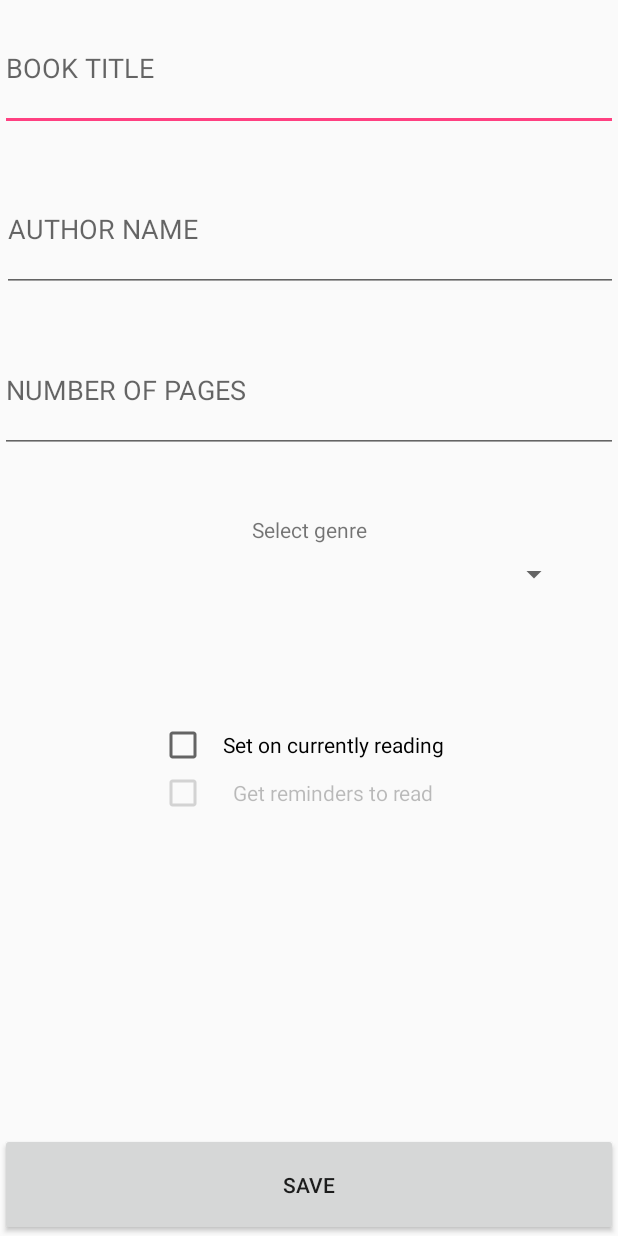
After one commit to mirzakrzic/ReadingTracker, an Android app: the AddNewBookActivity screen opened directly, with no data from a screen before it, on a phone screen of 412 x 824 dp. The commit adds this screen. Run offline under Robolectric (Android 15) with nearby library versions, the phone set to English and light mode, and no system bars.

Commit message:
notification settings fully implemented

```diff
--- /dev/null
+++ b/app/src/main/java/com/readingtrackerapp/activities/AddNewBookActivity.java
@@ -0,0 +1,210 @@
+package com.readingtrackerapp.activities;
+
+import android.app.AlarmManager;
+import android.app.TimePickerDialog;
+import android.database.Cursor;
+import android.os.Bundle;
+import android.support.annotation.Nullable;
+import android.support.design.widget.Snackbar;
+import android.support.v7.app.AppCompatActivity;
+import android.text.Layout;
+import android.view.View;
+import android.widget.AdapterView;
+import android.widget.CheckBox;
+import android.widget.CompoundButton;
+import android.widget.EditText;
+import android.widget.LinearLayout;
+import android.widget.SimpleCursorAdapter;
+import android.widget.Spinner;
+import android.widget.TimePicker;
+import android.widget.Toast;
+import android.widget.Toolbar;
+
+import com.readingtrackerapp.R;
+import com.readingtrackerapp.alarmManager.MyAlarmManager;
+import com.readingtrackerapp.database.DBContractClass;
+import com.readingtrackerapp.database.DBHandler;
+import com.readingtrackerapp.database.DBContractClass.*;
+import com.readingtrackerapp.helper.CalendarHelper;
+
+import java.util.Calendar;
+
+/**
+ * Created by Anes on 3/29/2018.
+ */
+
+public class AddNewBookActivity extends AppCompatActivity {
+
+    EditText title,author,numberOfPages,notifTime;
+    Spinner genreSpinner;
+    CheckBox getNotificationsCheckBox, setCurrentlyOnReadingCheckBox;
+    LinearLayout notificationLayout;
+    DBHandler dbHandler;
+    Calendar calendar;
+    int genreId;
+    MyAlarmManager alarmManager;
+
+    // thread fot waiting until snackbar is active
+    Thread thread = new Thread(){
+        @Override
+        public void run() {
+            try {
+                Thread.sleep(1000); // As I am using LENGTH_LONG in SnackBar
+                AddNewBookActivity.this.finish();
+            } catch (Exception e) {
+                e.printStackTrace();
+            }
+        }
+    };
+
+    @Override
+    protected void onCreate(@Nullable Bundle savedInstanceState) {
+        super.onCreate(savedInstanceState);
+        setContentView(R.layout.add_new_book_layout);
+
+        // dbHandler instance, IMPORTANT: close db in onDestroy method
+        dbHandler=new DBHandler(getApplicationContext());
+
+        // alarm manager instance
+        alarmManager=new MyAlarmManager(getApplicationContext());
+
+        // setting all views to starting point
+        setViews();
+        setCheckbox();
+        setSpinner();
+
+    }
+
+    private void setViews() {
+
+        title=(EditText)findViewById(R.id.title);
+        author=(EditText)findViewById(R.id.author);
+        numberOfPages=(EditText)findViewById(R.id.numberOfPages);
+        notifTime=(EditText)findViewById(R.id.notificationTime);
+        notificationLayout=(LinearLayout) findViewById(R.id.notifLayout);
+
+        // setting notification time to invisible
+        notificationLayout.setVisibility(View.INVISIBLE);
+
+    }
+
+    private void setCheckbox() {
+
+        setCurrentlyOnReadingCheckBox=(CheckBox)findViewById(R.id.currentlyOnReadingCB);
+        getNotificationsCheckBox=(CheckBox)findViewById(R.id.getNotificationsCB);
+
+        // if checkbox for setting boog on currently reading list is checked, enable checkbox for getting notifications
+        setCurrentlyOnReadingCheckBox.setOnCheckedChangeListener(new CompoundButton.OnCheckedChangeListener() {
+            @Override
+            public void onCheckedChanged(CompoundButton compoundButton, boolean b) {
+                getNotificationsCheckBox.setEnabled(b);
+                if(!b)
+                    getNotificationsCheckBox.setChecked(false);
+            }
+        });
+
+        // if checkbox for getting notifications is checked, show time picker for setting time for notification
+        getNotificationsCheckBox.setOnCheckedChangeListener(new CompoundButton.OnCheckedChangeListener() {
+            @Override
+            public void onCheckedChanged(CompoundButton compoundButton, boolean b) {
+                notificationLayout.setVisibility(b?View.VISIBLE:View.INVISIBLE);
+
+                if(b){
+
+                    calendar=Calendar.getInstance();
+
+                    int hour = calendar.get(Calendar.HOUR_OF_DAY);
+                    int minute = calendar.get(Calendar.MINUTE);
+
+                    TimePickerDialog mTimePicker;
+                    mTimePicker = new TimePickerDialog(AddNewBookActivity.this, new TimePickerDialog.OnTimeSetListener() {
+                        @Override
+                        public void onTimeSet(TimePicker timePicker, int selectedHour, int selectedMinute) {
+                            notifTime.setText( selectedHour + ":" + selectedMinute);
+
+                            calendar.set(Calendar.HOUR_OF_DAY,selectedHour);
+                            calendar.set(Calendar.MINUTE,selectedMinute);
+
+                        }
+                    }, hour, minute, true);//Yes 24 hour time
+                    mTimePicker.setTitle("Select time for getting notifications");
+                    mTimePicker.show();
+
+                }
+            }
+        });
+
+
+        // initially settings
+        setCurrentlyOnReadingCheckBox.setChecked(false);
+        getNotificationsCheckBox.setEnabled(false);
+
+    }
+
+    private void setSpinner() {
+        genreSpinner=(Spinner)findViewById(R.id.spinner);
+
+        // setting cursor spinner adapter with all genres
+        final Cursor cursor=dbHandler.getAllGenres();
+        String[] adapterCols=new String[]{GENRE.COLUMN_NAME};
+        int[] adapterRowViews=new int[]{android.R.id.text1};
+        final SimpleCursorAdapter adapter=new SimpleCursorAdapter(this, android.R.layout.simple_spinner_item, cursor, adapterCols, adapterRowViews,0);
+        adapter.setDropDownViewResource(android.R.layout.simple_spinner_dropdown_item);
+        genreSpinner.setAdapter(adapter);
+
+        // save genreId into genreId variable after selecting spinner item
+        genreSpinner.setOnItemSelectedListener(new AdapterView.OnItemSelectedListener() {
+            @Override
+            public void onItemSelected(AdapterView<?> adapterView, View view, int i, long l) {
+                cursor.moveToPosition(i);
+                genreId=cursor.getInt(cursor.getColumnIndex(GENRE.COLUMN_ID));
+            }
+
+            @Override
+            public void onNothingSelected(AdapterView<?> adapterView) {
+
+            }
+        });
+
+
+        // setting Unknown genre initially
+        for(int i = 0; i < adapter.getCount(); i++){
+            cursor.moveToPosition(i);
+            if ( cursor.getString(cursor.getColumnIndex(GENRE.COLUMN_NAME)).contentEquals("Unknown")){
+                genreSpinner.setSelection(i);
+                break;
+            }
+        }
+
+    }
+
+    public void saveBook(View view) {
+
+        // saving book
+        int id=dbHandler.insertBook(title.getText().toString(),Integer.parseInt(numberOfPages.getText().toString()),author.getText().toString(),genreId,getNotificationsCheckBox.isChecked()?CalendarHelper.getDateInString(calendar):null,setCurrentlyOnReadingCheckBox.isChecked());
+
+        // setting notification if getNotificationCheckBox is checked
+        if(getNotificationsCheckBox.isChecked()) {
+
+            // if time of notification is past for today set alarm for next day
+            if(CalendarHelper.isBeforeNow(calendar))
+                calendar.add(Calendar.DAY_OF_WEEK, 1);
+
+            alarmManager.setAlarmForBook(Integer.toString(id), CalendarHelper.getDateInString(calendar));
+        }
+
+        // showing snackbar
+        Snackbar.make(findViewById(R.id.content),"Book sucessfully saved!",Snackbar.LENGTH_SHORT).show();
+        // activating thread for closing activity after 1 sec, making snackbar visible for 1 sec
+        thread.start();
+
+    }
+
+    @Override
+    protected void onDestroy() {
+        super.onDestroy();
+        dbHandler.closeDB();
+    }
+
+
+}
--- /dev/null
+++ b/app/src/main/res/layout/add_new_book_layout.xml
@@ -0,0 +1,145 @@
+<?xml version="1.0" encoding="utf-8"?>
+<LinearLayout xmlns:android="http://schemas.android.com/apk/res/android"
+    xmlns:app="http://schemas.android.com/apk/res-auto"
+    xmlns:tools="http://schemas.android.com/tools"
+    android:id="@+id/content"
+    android:layout_width="match_parent"
+    android:layout_height="match_parent"
+    android:orientation="vertical"
+    tools:layout_editor_absoluteY="25dp">
+
+
+    <LinearLayout
+        android:layout_width="match_parent"
+        android:layout_height="0dp"
+        android:layout_weight="2.5"
+        android:orientation="vertical">
+
+        <EditText
+            android:id="@+id/title"
+            android:layout_width="match_parent"
+            android:layout_height="0dp"
+            android:layout_marginBottom="24dp"
+            android:layout_marginTop="4dp"
+            android:layout_weight="1"
+            android:ems="10"
+            android:hint="BOOK TITLE"
+            android:inputType="textPersonName"
+            app:layout_constraintBottom_toTopOf="@+id/author"
+            app:layout_constraintEnd_toEndOf="parent"
+            app:layout_constraintStart_toStartOf="parent"
+            app:layout_constraintTop_toTopOf="parent" />
+
+        <EditText
+            android:id="@+id/author"
+            android:layout_width="match_parent"
+            android:layout_height="0dp"
+            android:layout_marginBottom="23dp"
+            android:layout_marginStart="1dp"
+            android:layout_weight="1"
+            android:ems="10"
+            android:hint="AUTHOR NAME"
+            android:inputType="textPersonName"
+            app:layout_constraintBottom_toTopOf="@+id/numberOfPages"
+            app:layout_constraintStart_toStartOf="@+id/title"
+            app:layout_constraintTop_toBottomOf="@+id/title" />
+
+        <EditText
+            android:id="@+id/numberOfPages"
+            android:layout_width="match_parent"
+            android:layout_height="0dp"
+            android:layout_marginBottom="41dp"
+            android:layout_weight="1"
+            android:ems="10"
+            android:hint="NUMBER OF PAGES"
+            android:inputType="number"
+            app:layout_constraintBottom_toTopOf="@+id/textView"
+            app:layout_constraintStart_toStartOf="@+id/author"
+            app:layout_constraintTop_toBottomOf="@+id/author" />
+    </LinearLayout>
+
+    <LinearLayout
+        android:layout_width="match_parent"
+        android:layout_height="0dp"
+        android:layout_weight="1"
+        android:orientation="vertical">
+
+        <TextView
+            android:id="@+id/textView"
+            android:layout_width="match_parent"
+            android:layout_height="wrap_content"
+            android:layout_marginBottom="8dp"
+            android:text="Select genre"
+            android:textAlignment="center"
+            app:layout_constraintBottom_toTopOf="@+id/spinner"
+            app:layout_constraintEnd_toEndOf="parent"
+            app:layout_constraintStart_toStartOf="parent"
+            app:layout_constraintTop_toBottomOf="@+id/numberOfPages" />
+
+        <Spinner
+            android:id="@+id/spinner"
+            android:layout_width="match_parent"
+            android:layout_height="wrap_content"
+            android:layout_marginBottom="32dp"
+            android:layout_marginEnd="32dp"
+            android:layout_marginStart="32dp"
+            app:layout_constraintBottom_toTopOf="@+id/checkBox"
+            app:layout_constraintEnd_toEndOf="parent"
+            app:layout_constraintStart_toStartOf="parent"
+            app:layout_constraintTop_toBottomOf="@+id/textView" />
+    </LinearLayout>
+
+    <LinearLayout
+        android:layout_width="match_parent"
+        android:layout_height="0dp"
+        android:layout_weight="2"
+        android:orientation="vertical">
+
+        <CheckBox
+            android:id="@+id/currentlyOnReadingCB"
+            android:layout_width="200dp"
+            android:layout_height="wrap_content"
+            android:layout_gravity="center"
+            android:text="Set on currently reading"
+            android:textAlignment="center" />
+
+        <CheckBox
+            android:id="@+id/getNotificationsCB"
+            android:layout_width="200dp"
+            android:layout_height="wrap_content"
+            android:layout_gravity="center"
+            android:text="Get reminders to read"
+            android:textAlignment="center"
+            android:layout_marginBottom="30dp" />
+
+        <LinearLayout
+            android:id="@+id/notifLayout"
+            android:layout_width="match_parent"
+            android:layout_height="wrap_content"
+            android:orientation="vertical">
+
+            <TextView
+                android:id="@+id/textView2"
+                android:layout_width="match_parent"
+                android:layout_height="wrap_content"
+                android:text="NOTIFICATION TIME"
+                android:textAlignment="center" />
+
+            <EditText
+                android:id="@+id/notificationTime"
+                android:layout_width="match_parent"
+                android:layout_height="50dp"
+                android:inputType="textPersonName"
+                android:textAlignment="center" />
+        </LinearLayout>
+
+    </LinearLayout>
+
+    <Button
+        android:id="@+id/button4"
+        android:layout_width="match_parent"
+        android:layout_height="0dp"
+        android:layout_weight="0.5"
+        android:text="SAVE"
+        android:onClick="saveBook"/>
+</LinearLayout>
```
Also changed, not shown: app/src/main/AndroidManifest.xml (+17 -3 lines), app/src/main/java/com/readingtrackerapp/activities/MainActivity.java (+18 -4 lines), app/src/main/java/com/readingtrackerapp/adapters/TabAdapter.java (+7 -0 lines), app/src/main/java/com/readingtrackerapp/alarmManager/AfterRebootService.java (added, +57 -0 lines), app/src/main/java/com/readingtrackerapp/alarmManager/BroadcastReceiverAfterReboot.java (added, +26 -0 lines), app/src/main/java/com/readingtrackerapp/alarmManager/MyAlarmManager.java (+7 -0 lines), app/src/main/java/com/readingtrackerapp/database/DBHandler.java (+13 -6 lines), app/src/main/java/com/readingtrackerapp/helper/CalendarHelper.java (+12 -1 lines), app/src/main/res/layout/activity_main.xml (+13 -2 lines), app/src/main/res/drawable-hdpi/ic_plus.png (added), app/src/main/res/drawable-mdpi/ic_plus.png (added), app/src/main/res/drawable-xhdpi/ic_plus.png (added), app/src/main/res/drawable-xxhdpi/ic_plus.png (added).
